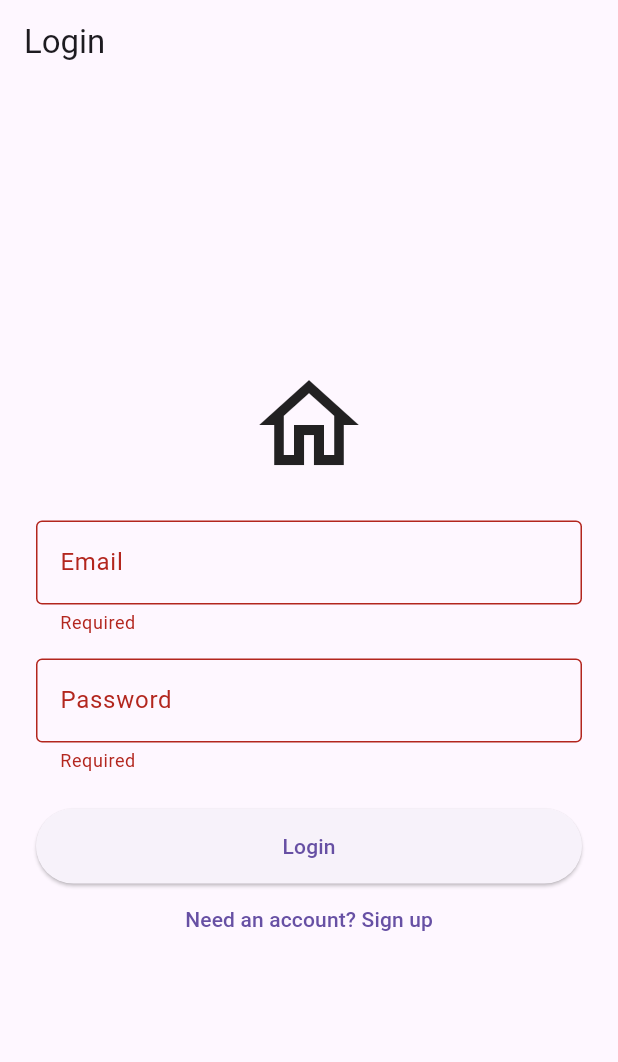
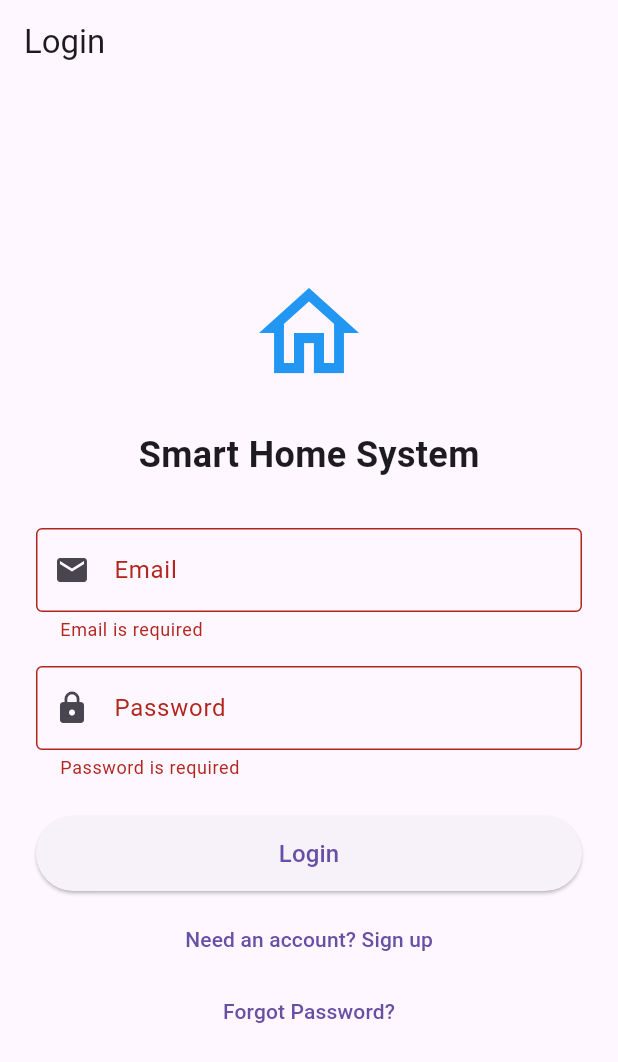
Before and after one commit to Damirchik11/Comp585-Project, a Flutter app: the AuthPage screen opened by its route, after a tap on "Login", on a phone screen of 412 x 824 dp. Shown: the top 1062 px of the screen. Run offline on Flutter 3.47's test engine with Material 3 defaults, Android fonts, the phone set to English and light mode, and no system bars; our stand-ins replace firebase_auth, firebase_core, flutter_blue_plus, permission_handler, shared_preferences; accounts and stored records are empty.

Commit message:
Recent Firebase changes

```diff
--- a/smart_home_system_flutter/lib/pages/auth_page.dart
+++ b/smart_home_system_flutter/lib/pages/auth_page.dart
@@ -1,4 +1,6 @@
 import 'package:flutter/material.dart';
+import '../services/firebase_auth_service.dart';
+import '../widgets/loading_widget.dart';
 
 class AuthPage extends StatefulWidget {
   const AuthPage({super.key});
@@ -8,10 +10,14 @@ class AuthPage extends StatefulWidget {
 }
 
 class _AuthPageState extends State<AuthPage> {
-  bool _isLogin = true;
+  final _authService = FirebaseAuthService();
   final _formKey = GlobalKey<FormState>();
   final _emailController = TextEditingController();
   final _passwordController = TextEditingController();
+
+  bool _isLogin = true;
+  bool _isLoading = false;
+  String? _errorMessage;
 
   @override
   Widget build(BuildContext context) {
@@ -20,7 +26,9 @@ class _AuthPageState extends State<AuthPage> {
         title: Text(_isLogin ? 'Login' : 'Create Account'),
         automaticallyImplyLeading: false,
       ),
-      body: Center(
+      body: _isLoading
+          ? const LoadingWidget(message: 'Authenticating...')
+          : Center(
               child: SingleChildScrollView(
                 padding: const EdgeInsets.all(24),
                 child: ConstrainedBox(
@@ -30,48 +38,100 @@ class _AuthPageState extends State<AuthPage> {
                     child: Column(
                       mainAxisAlignment: MainAxisAlignment.center,
                       children: [
-                  const Icon(Icons.home_outlined, size: 80),
+                        const Icon(Icons.home_outlined, size: 80, color: Colors.blue),
                         const SizedBox(height: 24),
+                        const Text(
+                          'Smart Home System',
+                          style: TextStyle(fontSize: 24, fontWeight: FontWeight.bold),
+                        ),
+                        const SizedBox(height: 32),
+
+                        // Error message display
+                        if (_errorMessage != null) ...[
+                          Container(
+                            padding: const EdgeInsets.all(12),
+                            decoration: BoxDecoration(
+                              color: Colors.red.shade100,
+                              borderRadius: BorderRadius.circular(8),
+                              border: Border.all(color: Colors.red.shade300),
+                            ),
+                            child: Row(
+                              children: [
+                                Icon(Icons.error_outline, color: Colors.red.shade700),
+                                const SizedBox(width: 8),
+                                Expanded(
+                                  child: Text(
+                                    _errorMessage!,
+                                    style: TextStyle(color: Colors.red.shade700),
+                                  ),
+                                ),
+                              ],
+                            ),
+                          ),
+                          const SizedBox(height: 16),
+                        ],
+
+                        // Email field
                         TextFormField(
                           controller: _emailController,
+                          keyboardType: TextInputType.emailAddress,
+                          autocorrect: false,
+                          textCapitalization: TextCapitalization.none,
                           decoration: const InputDecoration(
                             labelText: 'Email',
                             border: OutlineInputBorder(),
+                            prefixIcon: Icon(Icons.email),
                           ),
-                    validator: (value) {
-                      if (value?.isEmpty ?? true) return 'Required';
-                      return null;
-                    },
+                          validator: _validateEmail,
                         ),
                         const SizedBox(height: 16),
+
+                        // Password field
                         TextFormField(
                           controller: _passwordController,
+                          obscureText: true,
                           decoration: const InputDecoration(
                             labelText: 'Password',
                             border: OutlineInputBorder(),
+                            prefixIcon: Icon(Icons.lock),
                           ),
-                    obscureText: true,
-                    validator: (value) {
-                      if (value?.isEmpty ?? true) return 'Required';
-                      return null;
-                    },
+                          validator: _validatePassword,
                         ),
                         const SizedBox(height: 24),
+
+                        // Submit button
                         ElevatedButton(
                           onPressed: _handleSubmit,
                           style: ElevatedButton.styleFrom(
                             minimumSize: const Size.fromHeight(50),
                           ),
-                    child: Text(_isLogin ? 'Login' : 'Create Account'),
+                          child: Text(
+                            _isLogin ? 'Login' : 'Create Account',
+                            style: const TextStyle(fontSize: 16),
                           ),
+                        ),
+                        const SizedBox(height: 8),
+
+                        // Toggle login/signup
                         TextButton(
                           onPressed: () {
-                      setState(() => _isLogin = !_isLogin);
+                            setState(() {
+                              _isLogin = !_isLogin;
+                              _errorMessage = null;
+                            });
                           },
                           child: Text(_isLogin
                               ? 'Need an account? Sign up'
                               : 'Already have an account? Login'),
                         ),
+
+                        // Forgot password link (only show on login)
+                        if (_isLogin) ...[
+                          TextButton(
+                            onPressed: _handleForgotPassword,
+                            child: const Text('Forgot Password?'),
+                          ),
+                        ],
                       ],
                     ),
                   ),
@@ -81,10 +141,92 @@ class _AuthPageState extends State<AuthPage> {
     );
   }
 
-  void _handleSubmit() {
-    if (_formKey.currentState?.validate() ?? false) {
-      // TODO: Implement actual authentication
+  String? _validateEmail(String? value) {
+    if (value == null || value.isEmpty) {
+      return 'Email is required';
+    }
+    final emailRegex = RegExp(r'^[\w-\.]+@([\w-]+\.)+[\w-]{2,4}$');
+    if (!emailRegex.hasMatch(value)) {
+      return 'Enter a valid email address';
+    }
+    return null;
+  }
+
+  String? _validatePassword(String? value) {
+    if (value == null || value.isEmpty) {
+      return 'Password is required';
+    }
+    if (value.length < 6) {
+      return 'Password must be at least 6 characters';
+    }
+    return null;
+  }
+
+  Future<void> _handleSubmit() async {
+    setState(() => _errorMessage = null);
+
+    if (!(_formKey.currentState?.validate() ?? false)) {
+      return;
+    }
+
+    setState(() => _isLoading = true);
+
+    try {
+      final email = _emailController.text.trim();
+      final password = _passwordController.text;
+
+      if (_isLogin) {
+        await _authService.signInWithEmailPassword(email, password);
+      } else {
+        await _authService.signUpWithEmailPassword(email, password);
+      }
+
+      if (mounted) {
         Navigator.pushReplacementNamed(context, '/');
+      }
+    } catch (e) {
+      setState(() {
+        _errorMessage = e.toString();
+        _isLoading = false;
+      });
+    }
+  }
+
+  Future<void> _handleForgotPassword() async {
+    final email = _emailController.text.trim();
+
+    if (email.isEmpty) {
+      setState(() {
+        _errorMessage = 'Please enter your email address to reset password';
+      });
+      return;
+    }
+
+    setState(() => _isLoading = true);
+
+    try {
+      await _authService.sendPasswordResetEmail(email);
+
+      if (mounted) {
+        setState(() => _isLoading = false);
+
+        ScaffoldMessenger.of(context).showSnackBar(
+          SnackBar(
+            content: const Text('Password reset email sent! Check your inbox.'),
+            backgroundColor: Colors.green,
+            action: SnackBarAction(
+              label: 'OK',
+              textColor: Colors.white,
+              onPressed: () {},
+            ),
+          ),
+        );
+      }
+    } catch (e) {
+      setState(() {
+        _errorMessage = e.toString();
+        _isLoading = false;
+      });
     }
   }
 
--- /dev/null
+++ b/smart_home_system_flutter/lib/services/firebase_auth_service.dart
@@ -0,0 +1,119 @@
+import 'package:firebase_auth/firebase_auth.dart';
+
+/// Service for handling Firebase Authentication operations
+/// Implements singleton pattern for consistent auth state management
+class FirebaseAuthService {
+  static final FirebaseAuthService _instance = FirebaseAuthService._internal();
+  factory FirebaseAuthService() => _instance;
+  FirebaseAuthService._internal();
+
+  final FirebaseAuth _auth = FirebaseAuth.instance;
+
+  /// Stream of authentication state changes
+  /// Listen to this to react to sign-in/sign-out events
+  Stream<User?> get authStateChanges => _auth.authStateChanges();
+
+  /// Get currently signed-in user
+  User? get currentUser => _auth.currentUser;
+
+  /// Sign up a new user with email and password
+  /// Returns UserCredential on success, null on failure
+  /// Throws formatted error messages for UI display
+  Future<UserCredential?> signUpWithEmailPassword(
+    String email,
+    String password,
+  ) async {
+    try {
+      final credential = await _auth.createUserWithEmailAndPassword(
+        email: email.trim(),
+        password: password,
+      );
+      return credential;
+    } on FirebaseAuthException catch (e) {
+      throw _getErrorMessage(e);
+    } catch (e) {
+      throw 'An unexpected error occurred. Please try again.';
+    }
+  }
+
+  /// Sign in an existing user with email and password
+  /// Returns UserCredential on success, null on failure
+  /// Throws formatted error messages for UI display
+  Future<UserCredential?> signInWithEmailPassword(
+    String email,
+    String password,
+  ) async {
+    try {
+      final credential = await _auth.signInWithEmailAndPassword(
+        email: email.trim(),
+        password: password,
+      );
+      return credential;
+    } on FirebaseAuthException catch (e) {
+      throw _getErrorMessage(e);
+    } catch (e) {
+      throw 'An unexpected error occurred. Please try again.';
+    }
+  }
+
+  /// Sign out the current user
+  Future<void> signOut() async {
+    try {
+      await _auth.signOut();
+    } catch (e) {
+      throw 'Failed to sign out. Please try again.';
+    }
+  }
+
+  /// Send password reset email to the specified email address
+  Future<void> sendPasswordResetEmail(String email) async {
+    try {
+      await _auth.sendPasswordResetEmail(email: email.trim());
+    } on FirebaseAuthException catch (e) {
+      throw _getErrorMessage(e);
+    } catch (e) {
+      throw 'Failed to send password reset email. Please try again.';
+    }
+  }
+
+  /// Delete the current user's account
+  /// User must have recently signed in for this to work
+  Future<void> deleteAccount() async {
+    try {
+      await _auth.currentUser?.delete();
+    } on FirebaseAuthException catch (e) {
+      if (e.code == 'requires-recent-login') {
+        throw 'Please sign out and sign back in before deleting your account.';
+      }
+      throw _getErrorMessage(e);
+    } catch (e) {
+      throw 'Failed to delete account. Please try again.';
+    }
+  }
+
+  /// Convert Firebase Auth error codes to user-friendly messages
+  String _getErrorMessage(FirebaseAuthException e) {
+    switch (e.code) {
+      case 'weak-password':
+        return 'Password is too weak. Use at least 6 characters.';
+      case 'email-already-in-use':
+        return 'An account already exists with this email.';
+      case 'invalid-email':
+        return 'Invalid email address.';
+      case 'user-not-found':
+        return 'No account found with this email.';
+      case 'wrong-password':
+        return 'Incorrect password.';
+      case 'too-many-requests':
+        return 'Too many attempts. Please try again later.';
+      case 'user-disabled':
+        return 'This account has been disabled.';
+      case 'operation-not-allowed':
+        return 'Email/password sign-in is not enabled.';
+      case 'invalid-credential':
+        return 'Invalid credentials. Please check your email and password.';
+      default:
+        return e.message ?? 'Authentication error occurred.';
+    }
+  }
+}
```
Also changed, not shown: smart_home_system_flutter/lib/main.dart (+5 -4 lines), smart_home_system_flutter/lib/utils/auth_guard.dart (added, +38 -0 lines), smart_home_system_flutter/lib/widgets/loading_widget.dart (added, +38 -0 lines). Lines whose indentation alone changed are shown as unchanged.
